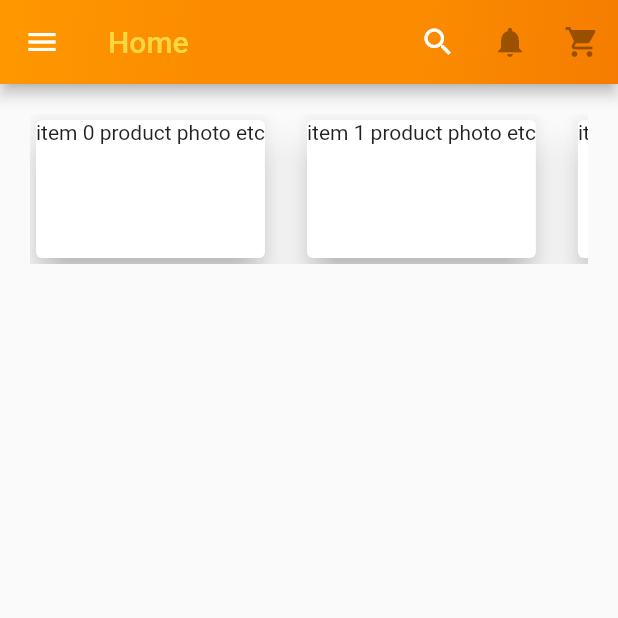
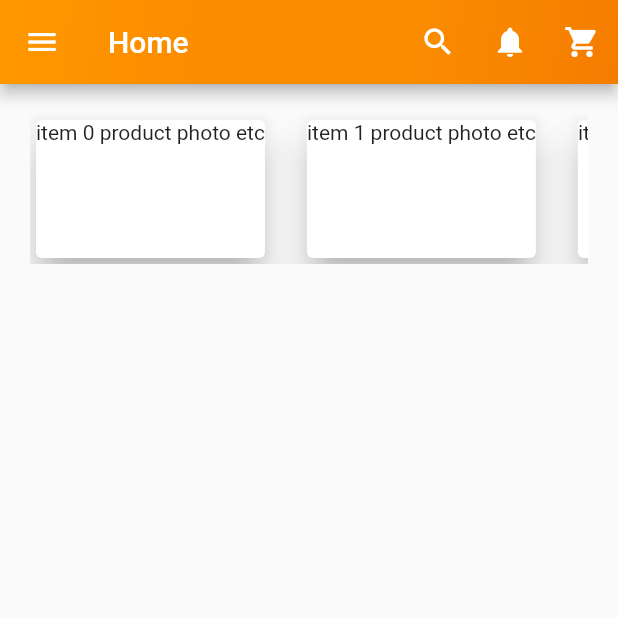
Before and after one commit to DanishSheikh1999/B2B_E_Commerse, a Flutter app: the screen it shows once a user with an empty profile is signed in, on a phone screen of 412 x 824 dp, the top half of it. Run offline on Flutter 3.47's test engine with Material 2 defaults, Android fonts, the phone set to English and light mode, and no system bars; our stand-ins replace cloud_firestore, connectivity, firebase_auth, firebase_core, firebase_storage, flutter_offline and 4 more; accounts and stored records are empty.

Commit message:
Small change

```diff
--- a/flutter_sign/lib/screens/home/home.dart
+++ b/flutter_sign/lib/screens/home/home.dart
@@ -34,14 +34,14 @@ class _HomeState extends State<Home> {
      ),
       title: Text(
         "Home",
-        style: TextStyle(color: Colors.amberAccent[200]),
+        style: TextStyle(color: Colors.white),
       ),
       actions: [
         IconButton(icon: Icon(Icons.search), onPressed: (){
           showSearch(context: context, delegate: Search(hintText:"What are you looking for?"));
         }),
-        IconButton(icon: Icon(Icons.notifications), onPressed: null),
-        IconButton(icon: Icon(Icons.shopping_cart), onPressed: null)
+        IconButton(icon: Icon(Icons.notifications,color: Colors.white,), onPressed: null),
+        IconButton(icon: Icon(Icons.shopping_cart,color: Colors.white,), onPressed: null)
 
       ],
     ),
```
